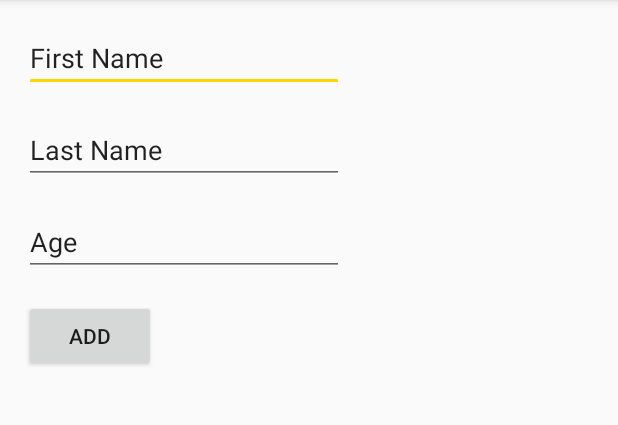
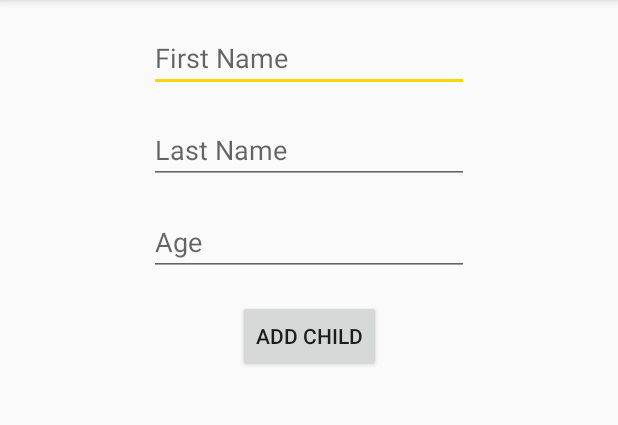
Before and after one commit to ApocalyVec/UITest3, an Android app: the AddChildActivity screen opened directly, with no data from a screen before it, on a phone screen of 412 x 824 dp, the part 84-509 px from its top. Run offline under Robolectric (Android 15) with nearby library versions, the phone set to English and light mode, and no system bars; our stand-ins replace Firebase (no records; nobody signed in at launch, a user with empty details on screens opened directly).

Commit message:
implement add children

```diff
--- a/app/src/main/java/com/apocalyvec/sleepandsound/HomeFragment.java
+++ b/app/src/main/java/com/apocalyvec/sleepandsound/HomeFragment.java
@@ -15,6 +15,8 @@ public class HomeFragment extends Fragment {
     @Nullable
     @Override
     public View onCreateView(@NonNull LayoutInflater inflater, @Nullable ViewGroup container, @Nullable Bundle savedInstanceState) {
+        //put in the card view for children
+
         return inflater.inflate(com.apocalyvec.sleepandsound.R.layout.fragment_home, container, false);
     }
 }
--- a/app/src/main/java/com/apocalyvec/sleepandsound/MainActivity.java
+++ b/app/src/main/java/com/apocalyvec/sleepandsound/MainActivity.java
@@ -14,6 +14,8 @@ import android.view.MenuItem;
 import android.view.View;
 import android.widget.EditText;
 import android.widget.Toast;
+
+import com.google.firebase.database.DatabaseReference;
 
 import static android.provider.AlarmClock.EXTRA_MESSAGE;
 
--- a/app/src/main/res/layout/activity_add_child.xml
+++ b/app/src/main/res/layout/activity_add_child.xml
@@ -10,11 +10,13 @@
         android:id="@+id/ChildFirstName"
         android:layout_width="wrap_content"
         android:layout_height="wrap_content"
-        android:layout_marginStart="16dp"
+        android:layout_marginStart="8dp"
         android:layout_marginTop="16dp"
+        android:layout_marginEnd="8dp"
         android:ems="10"
+        android:hint="First Name"
         android:inputType="textPersonName"
-        android:text="First Name"
+        app:layout_constraintEnd_toEndOf="parent"
         app:layout_constraintStart_toStartOf="parent"
         app:layout_constraintTop_toTopOf="parent" />
 
@@ -22,11 +24,13 @@
         android:id="@+id/ChildLastName"
         android:layout_width="wrap_content"
         android:layout_height="wrap_content"
-        android:layout_marginStart="16dp"
+        android:layout_marginStart="8dp"
         android:layout_marginTop="16dp"
+        android:layout_marginEnd="8dp"
         android:ems="10"
+        android:hint="Last Name"
         android:inputType="textPersonName"
-        android:text="Last Name"
+        app:layout_constraintEnd_toEndOf="parent"
         app:layout_constraintStart_toStartOf="parent"
         app:layout_constraintTop_toBottomOf="@+id/ChildFirstName" />
 
@@ -34,11 +38,13 @@
         android:id="@+id/ChildAge"
         android:layout_width="wrap_content"
         android:layout_height="wrap_content"
-        android:layout_marginStart="16dp"
+        android:layout_marginStart="8dp"
         android:layout_marginTop="16dp"
+        android:layout_marginEnd="8dp"
         android:ems="10"
+        android:hint="Age"
         android:inputType="textPersonName"
-        android:text="Age"
+        app:layout_constraintEnd_toEndOf="parent"
         app:layout_constraintStart_toStartOf="parent"
         app:layout_constraintTop_toBottomOf="@+id/ChildLastName" />
 
@@ -46,10 +52,12 @@
         android:id="@+id/AddChild"
         android:layout_width="wrap_content"
         android:layout_height="wrap_content"
-        android:layout_marginStart="16dp"
+        android:layout_marginStart="8dp"
         android:layout_marginTop="16dp"
+        android:layout_marginEnd="8dp"
         android:onClick="onAddClicked"
-        android:text="Add"
+        android:text="Add Child"
+        app:layout_constraintEnd_toEndOf="parent"
         app:layout_constraintStart_toStartOf="parent"
         app:layout_constraintTop_toBottomOf="@+id/ChildAge" />
 
--- a/app/src/main/res/layout/navigation_header.xml
+++ b/app/src/main/res/layout/navigation_header.xml
@@ -22,7 +22,7 @@
     <TextView
         android:layout_width="wrap_content"
         android:layout_height="wrap_content"
-        android:text="parent@exmaple.com"
+        android:text="user_1@exmaple.com"
         android:textStyle="bold" />
 
 </LinearLayout>
```
Also changed, not shown: app/src/main/java/com/apocalyvec/sleepandsound/AddChildActivity.java (+29 -3 lines).
